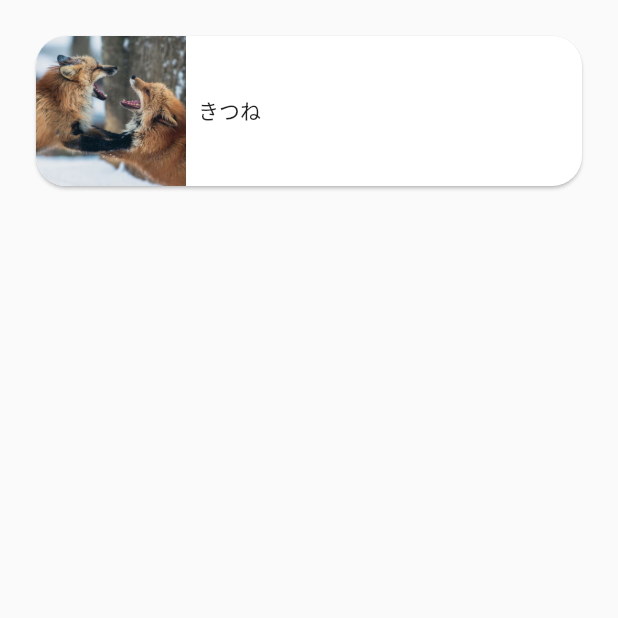
After one commit to monstar-lab/flutter-demonstration, a Flutter app: the screen it shows after launch, on a phone screen of 412 x 824 dp, the top half of it. The commit adds this screen. Run offline on Flutter 3.47's test engine with Material 2 defaults, Android fonts, the phone set to English and light mode, and no system bars.

Commit message:
rename files

```diff
--- a/lib/pages/home.dart
+++ b/lib/pages/home.dart
@@ -1,11 +1,11 @@
 import 'package:flutter/material.dart';
-import 'package:flutter_livecoding/widgets/itemList.dart';
+import 'package:flutter_livecoding/widgets/listWidget.dart';
 
 class HomePage extends StatelessWidget {
   @override
   Widget build(BuildContext context) {
     return Scaffold(
-      body: ItemList(),
+      body: ListWidget(),
       bottomNavigationBar: BottomAppBar(),
     );
   }
--- a/lib/pages/photoDetailPage.dart
+++ b/lib/pages/photoDetailPage.dart
@@ -1,11 +1,11 @@
 import 'package:flutter/material.dart';
-import 'package:flutter_livecoding/widgets/itemDetail.dart';
+import 'package:flutter_livecoding/widgets/detailWidget.dart';
 
 class PhotoDetailPage extends StatelessWidget {
   @override
   Widget build(BuildContext context) {
     return Scaffold(
-      body: ItemDetail(),
+      body: DetailWidget(),
     );
   }
 }
--- a/lib/widgets/itemDetail.dart
+++ b/lib/widgets/detailWidget.dart
@@ -1,7 +1,7 @@
 import 'package:flutter/material.dart';
 import 'package:flutter_livecoding/utils/assets.dart' as Assets;
 
-class ItemDetail extends StatelessWidget {
+class DetailWidget extends StatelessWidget {
   @override
   Widget build(BuildContext context) {
     return CustomScrollView(
--- /dev/null
+++ b/lib/widgets/listWidget.dart
@@ -0,0 +1,51 @@
+import 'package:flutter/material.dart';
+import 'package:flutter_livecoding/pages/photoDetailPage.dart';
+import 'package:flutter_livecoding/utils/pageTransitions.dart';
+import 'package:flutter_livecoding/utils/exampleData.dart';
+
+class ListWidget extends StatelessWidget {
+  @override
+  Widget build(BuildContext context) {
+    return SafeArea(
+      child: ListView(
+        padding: EdgeInsets.all(20.0),
+        children: <Widget>[
+          Card(
+            shape: RoundedRectangleBorder(
+              borderRadius: BorderRadius.circular(20.0),
+            ),
+            child: ClipRRect(
+              borderRadius: BorderRadius.circular(20.0),
+              child: InkWell(
+                child: Row(
+                  children: <Widget>[
+                    Hero(
+                      tag: 'item1',
+                      child: Image.asset(
+                        exampleData[0].assetPath,
+                        width: 100.0,
+                        height: 100.0,
+                        fit: BoxFit.cover,
+                      ),
+                    ),
+                    Padding(
+                      padding: const EdgeInsets.all(8.0),
+                      child: Text(exampleData[0].name),
+                    ),
+                  ],
+                ),
+                onTap: () {
+                  Navigator.of(context).push(
+                    fadePageRoute(
+                      PhotoDetailPage(),
+                    ),
+                  );
+                },
+              ),
+            ),
+          ),
+        ],
+      ),
+    );
+  }
+}
```
Also changed, not shown: lib/widgets/itemList.dart (deleted, +0 -45 lines).
